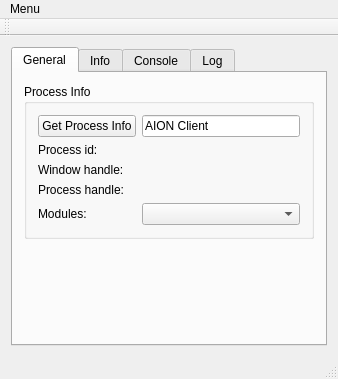
This is RRRBotGUI/rrrbotapplication.ui in kjurek/RRRBot as Qt 5 draws it before an edit. The edited form follows.
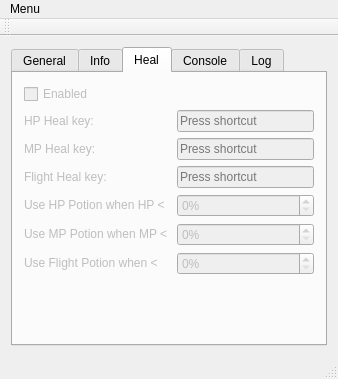
This is the edited form.

```diff
--- a/RRRBotGUI/rrrbotapplication.ui
+++ b/RRRBotGUI/rrrbotapplication.ui
@@ -21,7 +21,7 @@
        <bool>true</bool>
       </property>
       <property name="currentIndex">
-       <number>0</number>
+       <number>2</number>
       </property>
       <widget class="QWidget" name="GeneralTab">
        <attribute name="title">
@@ -245,6 +245,114 @@
         </item>
        </layout>
       </widget>
+      <widget class="QWidget" name="HealTab">
+       <property name="enabled">
+        <bool>false</bool>
+       </property>
+       <attribute name="title">
+        <string>Heal</string>
+       </attribute>
+       <layout class="QFormLayout" name="formLayout">
+        <property name="fieldGrowthPolicy">
+         <enum>QFormLayout::AllNonFixedFieldsGrow</enum>
+        </property>
+        <item row="1" column="0">
+         <widget class="QLabel" name="HPHealLabel">
+          <property name="text">
+           <string>HP Heal key:</string>
+          </property>
+         </widget>
+        </item>
+        <item row="1" column="1">
+         <widget class="QKeySequenceEdit" name="HPHealKeyEdit"/>
+        </item>
+        <item row="2" column="0">
+         <widget class="QLabel" name="MPHealLabel">
+          <property name="text">
+           <string>MP Heal key:</string>
+          </property>
+         </widget>
+        </item>
+        <item row="2" column="1">
+         <widget class="QKeySequenceEdit" name="MPHealKeyEdit"/>
+        </item>
+        <item row="7" column="0">
+         <spacer name="verticalSpacer_3">
+          <property name="orientation">
+           <enum>Qt::Vertical</enum>
+          </property>
+          <property name="sizeHint" stdset="0">
+           <size>
+            <width>20</width>
+            <height>40</height>
+           </size>
+          </property>
+         </spacer>
+        </item>
+        <item row="4" column="0">
+         <widget class="QLabel" name="HPUseLabel">
+          <property name="text">
+           <string>Use HP Potion when HP &lt; </string>
+          </property>
+         </widget>
+        </item>
+        <item row="4" column="1">
+         <widget class="QSpinBox" name="HPUseSpin">
+          <property name="suffix">
+           <string>%</string>
+          </property>
+          <property name="value">
+           <number>0</number>
+          </property>
+         </widget>
+        </item>
+        <item row="5" column="0">
+         <widget class="QLabel" name="MPUseLabel">
+          <property name="text">
+           <string>Use MP Potion when MP &lt; </string>
+          </property>
+         </widget>
+        </item>
+        <item row="5" column="1">
+         <widget class="QSpinBox" name="MPUseSpin">
+          <property name="suffix">
+           <string>%</string>
+          </property>
+         </widget>
+        </item>
+        <item row="0" column="0">
+         <widget class="QCheckBox" name="HealTabEnabledCheck">
+          <property name="text">
+           <string>Enabled</string>
+          </property>
+         </widget>
+        </item>
+        <item row="3" column="0">
+         <widget class="QLabel" name="FlightHealLabel">
+          <property name="text">
+           <string>Flight Heal key:</string>
+          </property>
+         </widget>
+        </item>
+        <item row="3" column="1">
+         <widget class="QKeySequenceEdit" name="FlightHealKeyEdit"/>
+        </item>
+        <item row="6" column="0">
+         <widget class="QLabel" name="FlightUseLabel">
+          <property name="text">
+           <string>Use Flight Potion when &lt;</string>
+          </property>
+         </widget>
+        </item>
+        <item row="6" column="1">
+         <widget class="QSpinBox" name="FlightUseSpin">
+          <property name="suffix">
+           <string>%</string>
+          </property>
+         </widget>
+        </item>
+       </layout>
+      </widget>
       <widget class="QWidget" name="ConsoleTab">
        <property name="enabled">
         <bool>false</bool>
```
